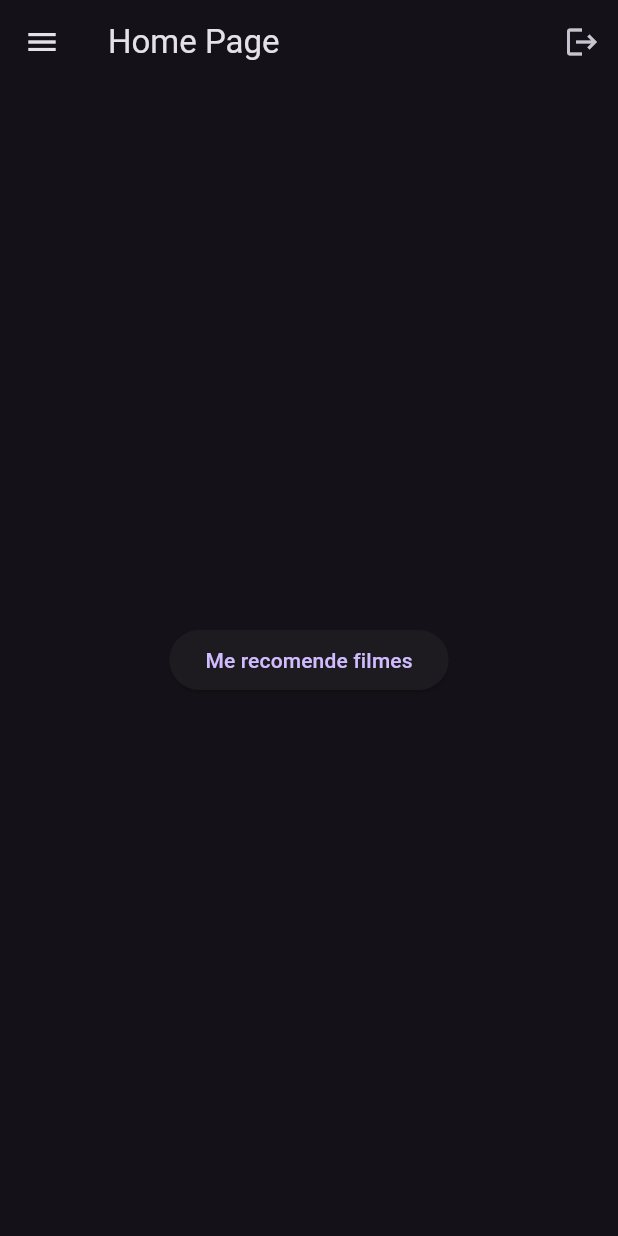
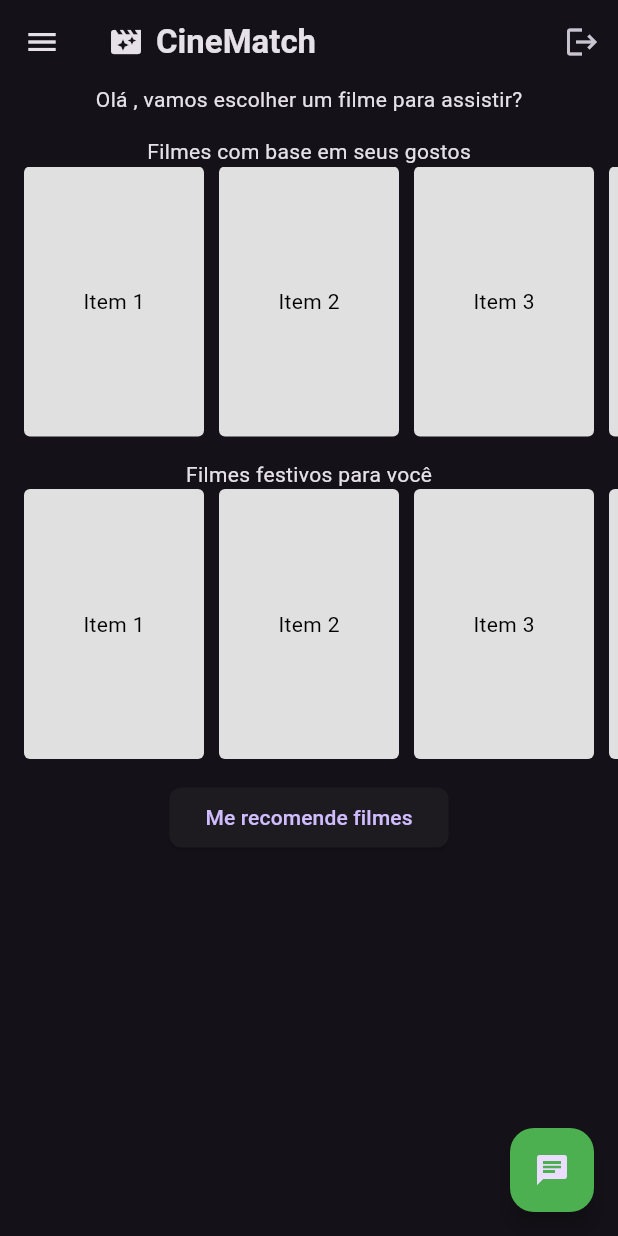
Before and after one commit to arthurhzm/movie_recommender, a Flutter app: the HomePage screen opened by its route, on a phone screen of 412 x 824 dp. Run offline on Flutter 3.47's test engine with Material 3 defaults, Android fonts, the phone set to English and light mode, and no system bars; our stand-ins replace cloud_firestore, firebase_auth, firebase_core, flutter_dotenv, google_generative_ai; missing offline and left inert: tmdb_api; accounts and stored records are empty.

Commit message:
Adição de listas de filmes no home page

```diff
--- a/movie_recommender/lib/pages/home_page.dart
+++ b/movie_recommender/lib/pages/home_page.dart
@@ -1,8 +1,11 @@
 import 'package:cloud_firestore/cloud_firestore.dart';
 import 'package:firebase_auth/firebase_auth.dart';
+import 'package:flutter/gestures.dart';
 import 'package:flutter/material.dart';
 import 'package:movie_recommender/components/drawer_component.dart';
 import 'package:movie_recommender/services/user_service.dart';
+import 'package:movie_recommender/components/standard_button.dart';
+import 'package:movie_recommender/components/standard_appbar.dart';
 
 class HomePage extends StatefulWidget {
   const HomePage({super.key});
@@ -14,6 +17,7 @@ class HomePage extends StatefulWidget {
 class _HomePageState extends State<HomePage> {
   final db = FirebaseFirestore.instance;
   final userId = FirebaseAuth.instance.currentUser?.uid;
+  final user = FirebaseAuth.instance.currentUser;
   final UserService _userService = UserService();
   late Future<Map<String, dynamic>> userPreferences;
 
@@ -26,9 +30,13 @@ class _HomePageState extends State<HomePage> {
   @override
   Widget build(BuildContext context) {
     return Scaffold(
+      floatingActionButton: FloatingActionButton(
+        onPressed: () => {},
+        backgroundColor: Colors.green,
+        child: Icon(Icons.chat),
+      ),
       drawer: DrawerComponent(),
-      appBar: AppBar(
-        title: const Text('Home Page'),
+      appBar: StandardAppBar(
         actions: [
           IconButton(
             icon: const Icon(Icons.logout),
@@ -53,11 +61,92 @@ class _HomePageState extends State<HomePage> {
             return const Center(child: Text('Redirecting...'));
           } else {
             return Center(
-              child: ElevatedButton(
-                onPressed: () {
-                  Navigator.pushNamed(context, '/recommendations');
-                },
-                child: const Text('Me recomende filmes'),
+              child: Column(
+                children: [
+                  Text(
+                    "Olá ${user?.displayName ?? ""}, vamos escolher um filme para assistir?",
+                  ),
+                  const SizedBox(height: 15),
+                  Text("Filmes com base em seus gostos"),
+                  SizedBox(
+                    height: 180,
+                    child: ScrollConfiguration(
+                      behavior: ScrollConfiguration.of(context).copyWith(
+                        scrollbars: true,
+                        dragDevices: {
+                          PointerDeviceKind.touch,
+                          PointerDeviceKind.mouse,
+                          PointerDeviceKind.trackpad,
+                        },
+                      ),
+                      child: ListView.builder(
+                        scrollDirection: Axis.horizontal,
+                        itemCount: 10,
+                        physics: const BouncingScrollPhysics(),
+                        padding: EdgeInsets.symmetric(horizontal: 16),
+                        itemBuilder: (context, index) {
+                          return Container(
+                            width: 120,
+                            margin: EdgeInsets.only(right: 10),
+                            decoration: BoxDecoration(
+                              color: Colors.grey[300],
+                              borderRadius: BorderRadius.circular(4),
+                            ),
+                            child: Center(
+                              child: Text(
+                                "Item ${index + 1}",
+                                style: TextStyle(color: Colors.black),
+                              ),
+                            ),
+                          );
+                        },
+                      ),
+                    ),
+                  ),
+                  const SizedBox(height: 15),
+                  Text("Filmes festivos para você"),
+                  SizedBox(
+                    height: 180,
+                    child: ScrollConfiguration(
+                      behavior: ScrollConfiguration.of(context).copyWith(
+                        scrollbars: true,
+                        dragDevices: {
+                          PointerDeviceKind.touch,
+                          PointerDeviceKind.mouse,
+                          PointerDeviceKind.trackpad,
+                        },
+                      ),
+                      child: ListView.builder(
+                        scrollDirection: Axis.horizontal,
+                        itemCount: 10,
+                        physics: const BouncingScrollPhysics(),
+                        padding: EdgeInsets.symmetric(horizontal: 16),
+                        itemBuilder: (context, index) {
+                          return Container(
+                            width: 120,
+                            margin: EdgeInsets.only(right: 10),
+                            decoration: BoxDecoration(
+                              color: Colors.grey[300],
+                              borderRadius: BorderRadius.circular(4),
+                            ),
+                            child: Center(
+                              child: Text(
+                                "Item ${index + 1}",
+                                style: TextStyle(color: Colors.black),
+                              ),
+                            ),
+                          );
+                        },
+                      ),
+                    ),
+                  ),
+                  const SizedBox(height: 15),
+                  StandardButton(
+                    onPressed:
+                        () => Navigator.pushNamed(context, '/recommendations'),
+                    child: const Text('Me recomende filmes'),
+                  ),
+                ],
               ),
             );
           }
--- a/movie_recommender/lib/pages/login_page.dart
+++ b/movie_recommender/lib/pages/login_page.dart
@@ -63,6 +63,7 @@ class _LoginPageState extends State<LoginPage> {
                   ],
                 ),
               ),
+              const SizedBox(height: 20),
               TextField(
                 controller: _emailController,
                 decoration: const InputDecoration(labelText: 'Email'),
--- a/movie_recommender/lib/pages/register_page.dart
+++ b/movie_recommender/lib/pages/register_page.dart
@@ -72,7 +72,7 @@ class _RegisterPageState extends State<RegisterPage> {
                 ),
                 Text(
                   "Insira as credenciais abaixo para realizarmos seu registro na aplicação",
-                  style: TextStyle(fontSize: 15),
+                  style: TextStyle(fontSize: 20),
                 ),
                 const SizedBox(height: 20),
                 TextFormField(
```
